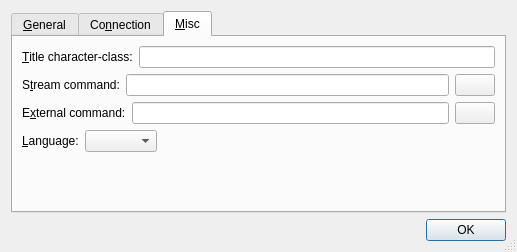
Before: the Qt Designer form rc/prefsdlg.ui in guendto/abby, drawn with Qt 5.
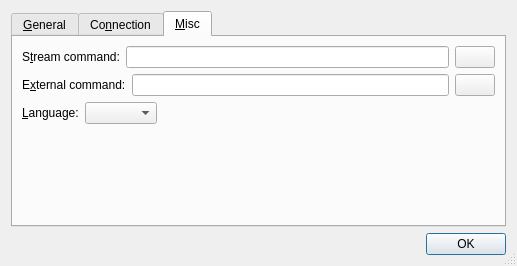
After: the same form once the commit is applied. The open tabs and pages were chosen to show the change. Icons and pictures are not drawn.

Commit message: remove --title support.

```diff
--- a/rc/prefsdlg.ui
+++ b/rc/prefsdlg.ui
@@ -5,12 +5,12 @@
   <property name="windowModality" >
    <enum>Qt::ApplicationModal</enum>
   </property>
-  <property name="geometry" >
+  <property name="geometry">
    <rect>
     <x>0</x>
     <y>0</y>
     <width>517</width>
-    <height>252</height>
+    <height>266</height>
    </rect>
   </property>
   <property name="windowTitle" >
@@ -19,20 +19,10 @@
   <property name="sizeGripEnabled" >
    <bool>true</bool>
   </property>
-  <layout class="QGridLayout" name="gridLayout_5" >
-   <item row="1" column="0" >
-    <widget class="QDialogButtonBox" name="buttonBox" >
-     <property name="orientation" >
-      <enum>Qt::Horizontal</enum>
-     </property>
-     <property name="standardButtons" >
-      <set>QDialogButtonBox::Ok</set>
-     </property>
-    </widget>
-   </item>
-   <item row="0" column="0" >
-    <widget class="QTabWidget" name="tabWidget" >
-     <property name="whatsThis" >
+  <layout class="QGridLayout" name="gridLayout_5">
+   <item row="0" column="0">
+    <widget class="QTabWidget" name="tabWidget">
+     <property name="whatsThis">
       <string/>
      </property>
      <property name="currentIndex" >
@@ -280,37 +270,12 @@
       <attribute name="title" >
        <string>&amp;Misc</string>
       </attribute>
-      <layout class="QGridLayout" name="gridLayout" >
-       <item row="0" column="0" >
-        <layout class="QHBoxLayout" name="horizontalLayout_9" >
+      <layout class="QGridLayout" name="gridLayout">
+       <item row="1" column="0">
+        <layout class="QHBoxLayout" name="horizontalLayout_8">
          <item>
-          <widget class="QLabel" name="label_9" >
-           <property name="text" >
-            <string>&amp;Title character-class:</string>
-           </property>
-           <property name="buddy" >
-            <cstring>cclassEdit</cstring>
-           </property>
-          </widget>
-         </item>
-         <item>
-          <widget class="QLineEdit" name="cclassEdit" >
-           <property name="toolTip" >
-            <string>Character class for c/clive to use when cleaning up the
-parsed video page titles which are used for filenames.
-
-Example: \w (default)
-</string>
-           </property>
-          </widget>
-         </item>
-        </layout>
-       </item>
-       <item row="2" column="0" >
-        <layout class="QHBoxLayout" name="horizontalLayout_8" >
-         <item>
-          <widget class="QLabel" name="streamLabel" >
-           <property name="text" >
+          <widget class="QLabel" name="streamLabel">
+           <property name="text">
             <string>S&amp;tream command:</string>
            </property>
            <property name="buddy" >
@@ -341,54 +306,11 @@
          </item>
         </layout>
        </item>
-       <item row="6" column="0" >
-        <spacer name="verticalSpacer_3" >
-         <property name="orientation" >
-          <enum>Qt::Vertical</enum>
-         </property>
-         <property name="sizeHint" stdset="0" >
-          <size>
-           <width>20</width>
-           <height>99</height>
-          </size>
-         </property>
-        </spacer>
-       </item>
-       <item row="4" column="0" >
-        <layout class="QHBoxLayout" name="horizontalLayout_2" >
+       <item row="2" column="0">
+        <layout class="QHBoxLayout" name="horizontalLayout_4">
          <item>
-          <widget class="QLabel" name="langLabel" >
-           <property name="text" >
-            <string>&amp;Language:</string>
-           </property>
-           <property name="buddy" >
-            <cstring>langCombo</cstring>
-           </property>
-          </widget>
-         </item>
-         <item>
-          <widget class="QComboBox" name="langCombo" />
-         </item>
-         <item>
-          <spacer name="horizontalSpacer_2" >
-           <property name="orientation" >
-            <enum>Qt::Horizontal</enum>
-           </property>
-           <property name="sizeHint" stdset="0" >
-            <size>
-             <width>40</width>
-             <height>20</height>
-            </size>
-           </property>
-          </spacer>
-         </item>
-        </layout>
-       </item>
-       <item row="3" column="0" >
-        <layout class="QHBoxLayout" name="horizontalLayout_4" >
-         <item>
-          <widget class="QLabel" name="label_4" >
-           <property name="text" >
+          <widget class="QLabel" name="label_4">
+           <property name="text">
             <string>E&amp;xternal command:</string>
            </property>
            <property name="buddy" >
@@ -423,10 +345,63 @@
          </item>
         </layout>
        </item>
+       <item row="3" column="0">
+        <layout class="QHBoxLayout" name="horizontalLayout_2">
+         <item>
+          <widget class="QLabel" name="langLabel">
+           <property name="text">
+            <string>&amp;Language:</string>
+           </property>
+           <property name="buddy">
+            <cstring>langCombo</cstring>
+           </property>
+          </widget>
+         </item>
+         <item>
+          <widget class="QComboBox" name="langCombo"/>
+         </item>
+         <item>
+          <spacer name="horizontalSpacer_2">
+           <property name="orientation">
+            <enum>Qt::Horizontal</enum>
+           </property>
+           <property name="sizeHint" stdset="0">
+            <size>
+             <width>40</width>
+             <height>20</height>
+            </size>
+           </property>
+          </spacer>
+         </item>
+        </layout>
+       </item>
+       <item row="5" column="0">
+        <spacer name="verticalSpacer_3">
+         <property name="orientation">
+          <enum>Qt::Vertical</enum>
+         </property>
+         <property name="sizeHint" stdset="0">
+          <size>
+           <width>20</width>
+           <height>99</height>
+          </size>
+         </property>
+        </spacer>
+       </item>
       </layout>
      </widget>
     </widget>
    </item>
+   <item row="1" column="0">
+    <widget class="QDialogButtonBox" name="buttonBox">
+     <property name="orientation">
+      <enum>Qt::Horizontal</enum>
+     </property>
+     <property name="standardButtons">
+      <set>QDialogButtonBox::Ok</set>
+     </property>
+    </widget>
+   </item>
   </layout>
  </widget>
  <tabstops>
```
Left out of the diff: 242 changed lines with no effect on the pictures. The commit also changes 3 other files.
